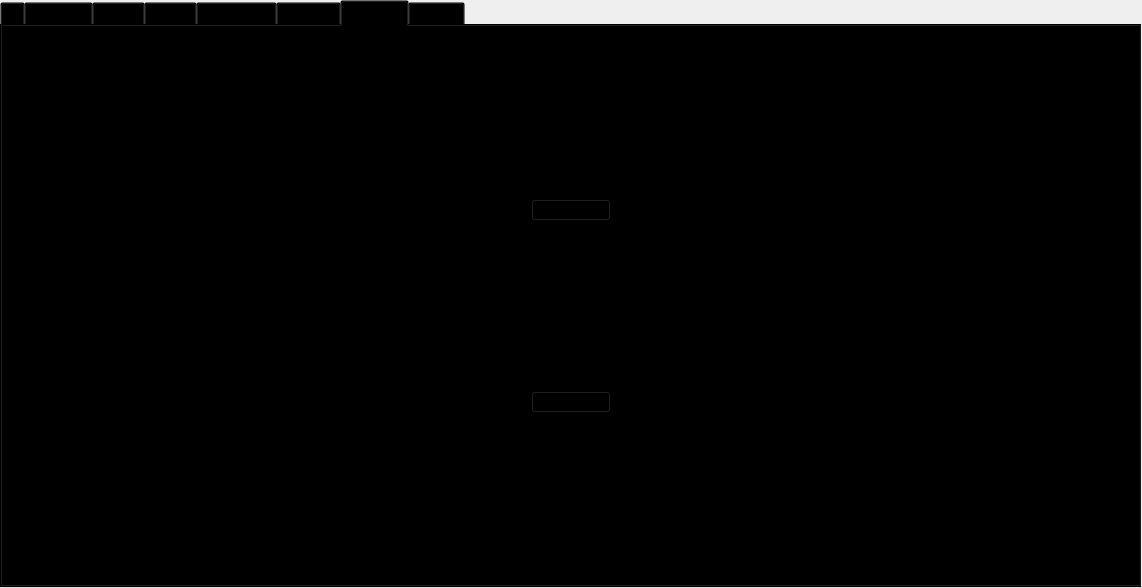
First picture: the form in progress/App/main_window/mainwindow.ui, repository sandialabs/snl-progress, before the edit.
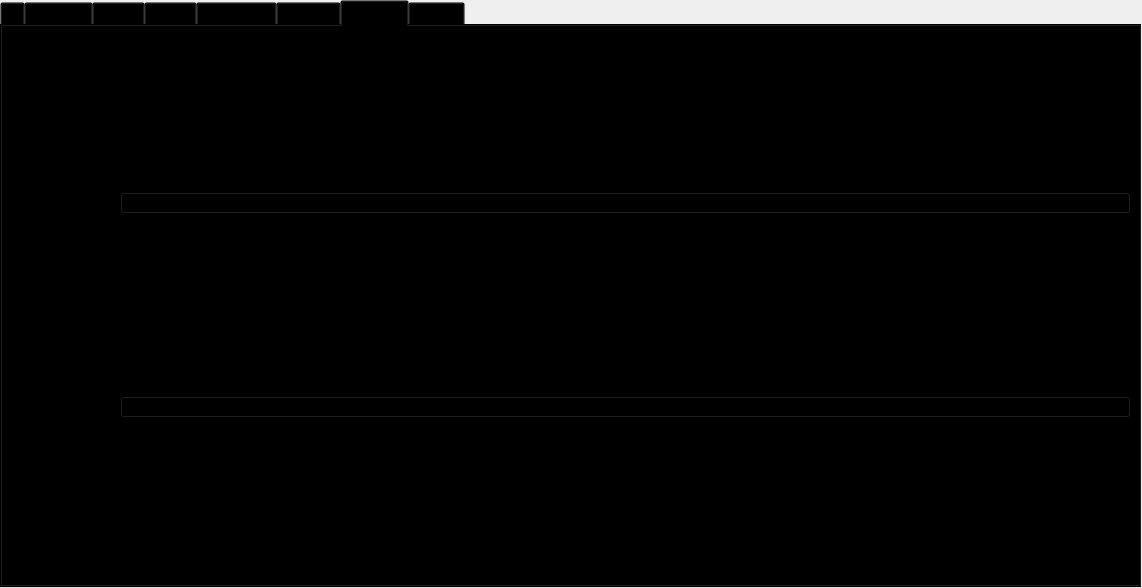
Second picture: the form after the edit. The open tabs and pages were chosen to show the change. Icons and pictures are not drawn.

Patch:
```diff
--- a/progress/App/main_window/mainwindow.ui
+++ b/progress/App/main_window/mainwindow.ui
@@ -342,11 +342,81 @@
            <attribute name="title">
             <string>Themes</string>
            </attribute>
+           <layout class="QHBoxLayout" name="horizontalLayout" stretch="0,1">
+            <property name="spacing">
+             <number>25</number>
+            </property>
+            <property name="leftMargin">
+             <number>9</number>
+            </property>
+            <property name="topMargin">
+             <number>9</number>
+            </property>
+            <property name="rightMargin">
+             <number>9</number>
+            </property>
+            <property name="bottomMargin">
+             <number>9</number>
+            </property>
+            <item>
+             <widget class="QFrame" name="theme_frame">
+              <property name="frameShape">
+               <enum>QFrame::Shape::NoFrame</enum>
+              </property>
+              <property name="frameShadow">
+               <enum>QFrame::Shadow::Raised</enum>
+              </property>
+              <layout class="QVBoxLayout" name="verticalLayout_6">
+               <property name="leftMargin">
+                <number>0</number>
+               </property>
+               <property name="topMargin">
+                <number>0</number>
+               </property>
+               <property name="rightMargin">
+                <number>0</number>
+               </property>
+               <property name="bottomMargin">
+                <number>0</number>
+               </property>
+               <item alignment="Qt::AlignmentFlag::AlignVCenter">
+                <widget class="QLabel" name="theme_label">
+                 <property name="text">
+                  <string>Display Options</string>
+                 </property>
+                </widget>
+               </item>
+              </layout>
+             </widget>
+            </item>
+            <item>
+             <widget class="QFrame" name="frame_2">
+              <property name="frameShape">
+               <enum>QFrame::Shape::NoFrame</enum>
+              </property>
+              <property name="frameShadow">
+               <enum>QFrame::Shadow::Raised</enum>
+              </property>
            <layout class="QVBoxLayout" name="verticalLayout_4">
-            <item alignment="Qt::AlignmentFlag::AlignHCenter">
+               <property name="spacing">
+                <number>25</number>
+               </property>
+               <property name="leftMargin">
+                <number>0</number>
+               </property>
+               <property name="topMargin">
+                <number>0</number>
+               </property>
+               <property name="rightMargin">
+                <number>0</number>
+               </property>
+               <property name="bottomMargin">
+                <number>0</number>
+               </property>
+               <item>
              <widget class="QPushButton" name="light_button">
               <property name="text">
-               <string>Light Theme</string>
+                  <string>Light Mode</string>
               </property>
               <property name="checkable">
                <bool>true</bool>
@@ -359,10 +429,10 @@
               </property>
              </widget>
             </item>
-            <item alignment="Qt::AlignmentFlag::AlignHCenter">
+               <item>
              <widget class="QPushButton" name="dark_button">
               <property name="text">
-               <string>Dark Theme</string>
+                  <string>Dark Mode</string>
               </property>
               <property name="checkable">
                <bool>true</bool>
@@ -370,6 +440,9 @@
               <property name="autoExclusive">
                <bool>true</bool>
               </property>
+                </widget>
+               </item>
+              </layout>
              </widget>
             </item>
            </layout>
```
Lines whose indentation alone changed are shown as unchanged.
